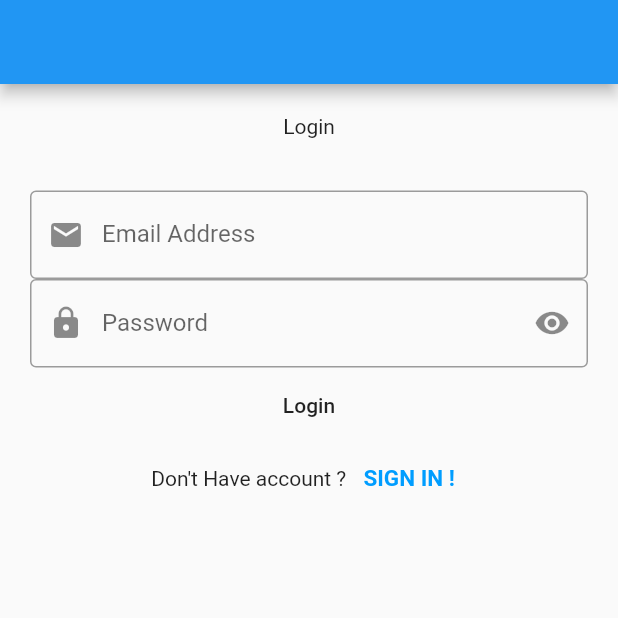
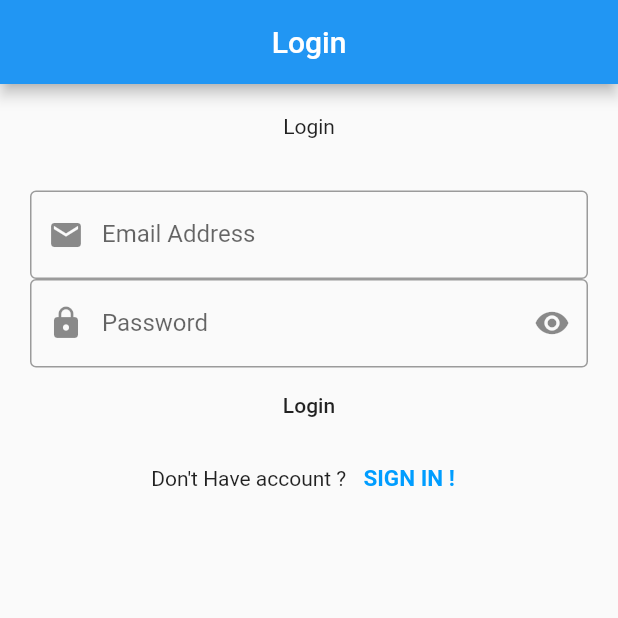
Before and after one commit to Nizar-Sweiss/Self-study-Lab, a Flutter app: the screen it shows after launch, on a phone screen of 412 x 824 dp, the top half of it. Run offline on Flutter 3.47's test engine with Material 2 defaults, Android fonts, the phone set to English and light mode, and no system bars; our stand-ins replace firebase_core; accounts and stored records are empty.

Commit message:
add: Initialize Firebase into Login

```diff
--- a/main/lib/Screens/login_screen.dart
+++ b/main/lib/Screens/login_screen.dart
@@ -14,7 +14,10 @@ class _LoginScreenState extends State<LoginScreen> {
   @override
   Widget build(BuildContext context) {
     return Scaffold(
-      appBar: AppBar(),
+      appBar: AppBar(
+        title: Text("Login"),
+        centerTitle: true,
+      ),
       body: Padding(
         padding: const EdgeInsets.all(20),
         child: SingleChildScrollView(
```
Also changed, not shown: main/lib/main.dart (+11 -2 lines).
